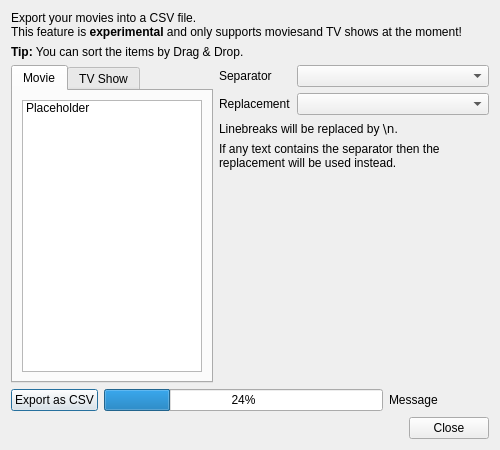
Old version of the form src/ui/export/CsvExportDialog.ui in the repository Komet/MediaElch.
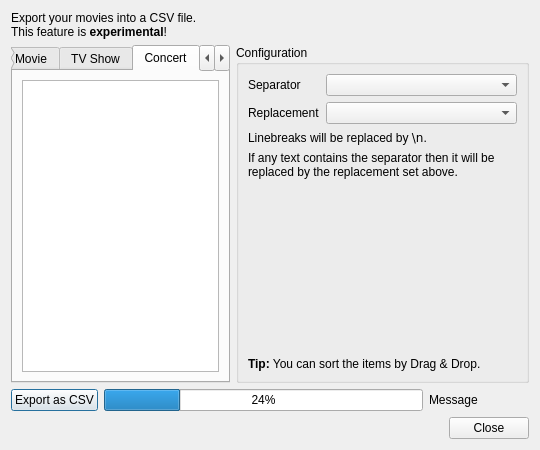
New version of the form. The open tabs and pages were chosen to show the change. Custom widgets are drawn as their Qt base class.

Commit message: [CsvExport] Add concert and album export options

```diff
--- a/src/ui/export/CsvExportDialog.ui
+++ b/src/ui/export/CsvExportDialog.ui
@@ -6,7 +6,7 @@
    <rect>
     <x>0</x>
     <y>0</y>
-    <width>500</width>
+    <width>540</width>
     <height>450</height>
    </rect>
   </property>
@@ -17,7 +17,7 @@
    <item>
     <widget class="QLabel" name="lblIntro">
      <property name="text">
-      <string>&lt;html&gt;&lt;head/&gt;&lt;body&gt;&lt;p&gt;Export your movies into a CSV file.&lt;br/&gt;This feature is &lt;span style=&quot; font-weight:600;&quot;&gt;experimental&lt;/span&gt; and only supports moviesand TV shows at the moment!&lt;/p&gt;&lt;/body&gt;&lt;/html&gt;</string>
+      <string>&lt;html&gt;&lt;head/&gt;&lt;body&gt;&lt;p&gt;Export your movies into a CSV file.&lt;br/&gt;This feature is &lt;span style=&quot; font-weight:600;&quot;&gt;experimental&lt;/span&gt;!&lt;/p&gt;&lt;/body&gt;&lt;/html&gt;</string>
      </property>
      <property name="textFormat">
       <enum>Qt::RichText</enum>
@@ -27,16 +27,6 @@
      </property>
     </widget>
    </item>
-   <item>
-    <widget class="QLabel" name="lblTip">
-     <property name="text">
-      <string>&lt;b&gt;Tip:&lt;/b&gt; You can sort the items by Drag &amp;amp; Drop.</string>
-     </property>
-     <property name="wordWrap">
-      <bool>true</bool>
-     </property>
-    </widget>
-   </item>
    <item>
     <layout class="QHBoxLayout" name="layoutSettings" stretch="3,4">
      <item>
@@ -112,11 +102,47 @@
          </item>
         </layout>
        </widget>
+       <widget class="QWidget" name="tabConcertDetails">
+        <attribute name="title">
+         <string>Concert</string>
+        </attribute>
+        <layout class="QVBoxLayout" name="verticalLayout_6">
+         <item>
+          <widget class="QListWidget" name="concertDetailsToExport"/>
+         </item>
+        </layout>
+       </widget>
+       <widget class="QWidget" name="tabArtistDetails">
+        <attribute name="title">
+         <string>Artists</string>
+        </attribute>
+        <layout class="QVBoxLayout" name="verticalLayout_7">
+         <item>
+          <widget class="QListWidget" name="artistDetailsToExport"/>
+         </item>
+        </layout>
+       </widget>
+       <widget class="QWidget" name="tabAlbumDetails">
+        <attribute name="title">
+         <string>Albums</string>
+        </attribute>
+        <layout class="QVBoxLayout" name="verticalLayout_8">
+         <item>
+          <widget class="QListWidget" name="albumDetailsToExport"/>
+         </item>
+        </layout>
+       </widget>
       </widget>
      </item>
      <item>
       <layout class="QVBoxLayout" name="verticalLayout_2">
        <item>
+        <widget class="QGroupBox" name="groupBox">
+         <property name="title">
+          <string>Configuration</string>
+         </property>
+         <layout class="QVBoxLayout" name="verticalLayout_5">
+          <item>
         <layout class="QFormLayout" name="formLayout">
          <item row="0" column="0">
           <widget class="QLabel" name="lblSeparator">
@@ -167,7 +193,7 @@
        <item>
         <widget class="QLabel" name="lblTextReplacements">
          <property name="text">
-          <string>If any text contains the separator then the replacement will be used instead.</string>
+             <string>If any text contains the separator then it will be replaced by the replacement set above.</string>
          </property>
          <property name="wordWrap">
           <bool>true</bool>
@@ -186,6 +212,19 @@
           </size>
          </property>
         </spacer>
+          </item>
+          <item>
+           <widget class="QLabel" name="lblTip">
+            <property name="text">
+             <string>&lt;b&gt;Tip:&lt;/b&gt; You can sort the items by Drag &amp;amp; Drop.</string>
+            </property>
+            <property name="wordWrap">
+             <bool>true</bool>
+            </property>
+           </widget>
+          </item>
+         </layout>
+        </widget>
        </item>
       </layout>
      </item>
```
Lines whose indentation alone changed are shown as unchanged. The commit also changes 3 other files.
